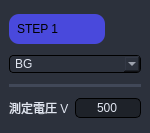
First picture: the form in Source code/gui_main/gui/widgets/py_pattern/test_pattern.ui, repository coolandy345/MS4371, before the edit.
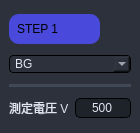
Second picture: the form after the edit.

Commit message: test pattern fix check graph expanding

Diff of the .ui file:
```diff
--- a/Source code/gui_main/gui/widgets/py_pattern/test_pattern.ui
+++ b/Source code/gui_main/gui/widgets/py_pattern/test_pattern.ui
@@ -6,19 +6,19 @@
    <rect>
     <x>0</x>
     <y>0</y>
-    <width>150</width>
+    <width>140</width>
     <height>133</height>
    </rect>
   </property>
   <property name="minimumSize">
    <size>
-    <width>150</width>
-    <height>0</height>
+    <width>140</width>
+    <height>133</height>
    </size>
   </property>
   <property name="maximumSize">
    <size>
-    <width>150</width>
+    <width>140</width>
     <height>133</height>
    </size>
   </property>
```
Left out of the diff: 5 changed lines with no effect on the pictures. The commit also changes 20 other files.
